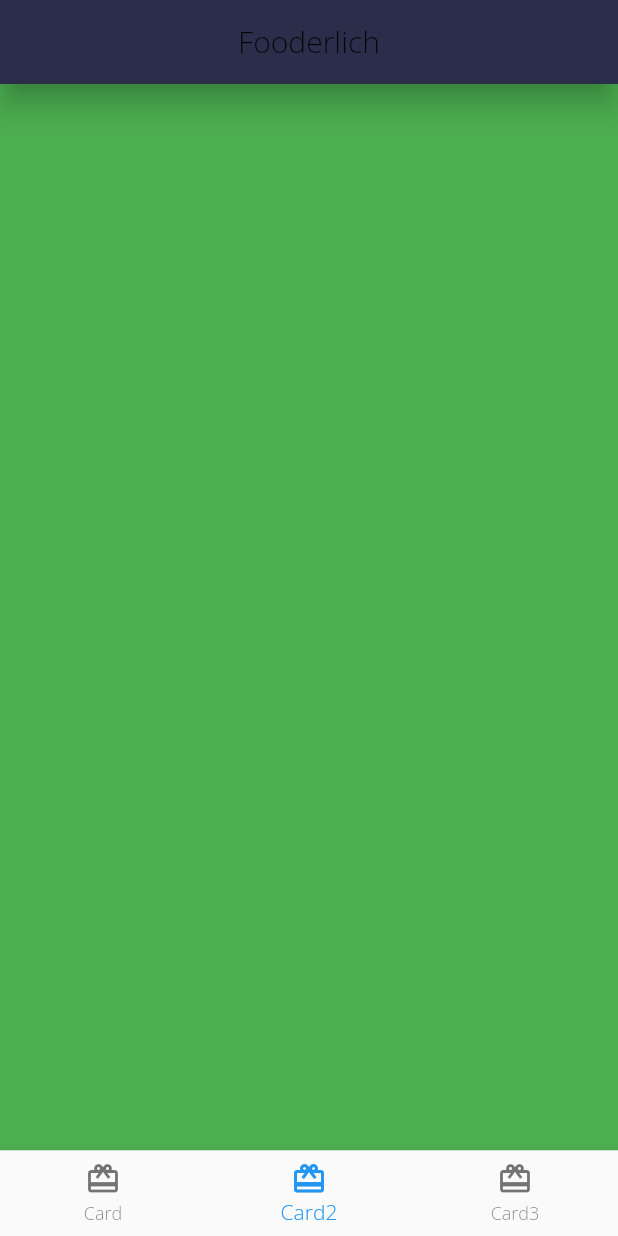
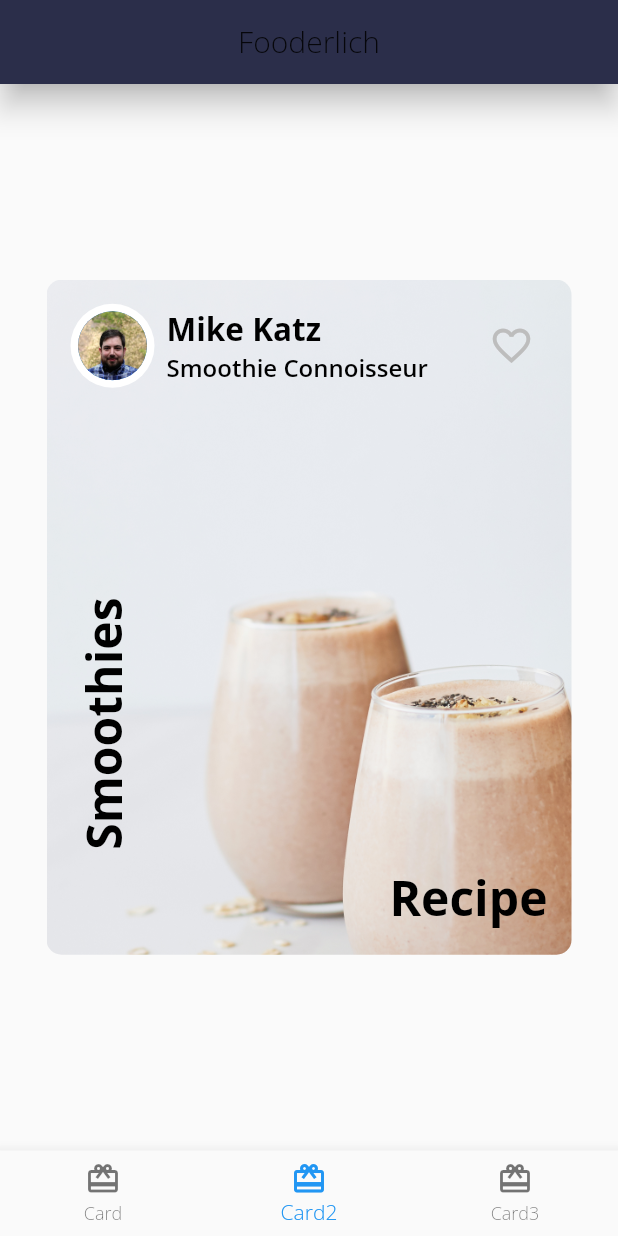
Before and after one commit to Aslmmon/flutter_mini_samples, a Flutter app: the Home screen opened directly, item 2 of the bottom bar chosen, on a phone screen of 412 x 824 dp. Run offline on Flutter 3.47's test engine with Material 2 defaults, Android fonts, the phone set to English and light mode, and no system bars; our stand-ins replace dots_indicator, flutter_svg, freezed_annotation, get, google_fonts, lottie; missing offline and left inert: flame.

Commit message:
added card2 custom layout show

```diff
--- /dev/null
+++ b/lib/fooderlich/AuthorCard.dart
@@ -0,0 +1,63 @@
+import 'package:flutter/material.dart';
+import 'fooderlich_theme.dart';
+import 'circle_image.dart';
+
+class AuthorCard extends StatelessWidget {
+  // 1
+  final String authorName;
+  final String title;
+  final ImageProvider? imageProvider;
+
+  const AuthorCard({
+    super.key,
+    required this.authorName,
+    required this.title,
+    this.imageProvider,
+  });
+
+  // 2
+  @override
+  Widget build(BuildContext context) {
+    return Container(
+        padding: const EdgeInsets.all(16),
+        child: Row(
+            mainAxisAlignment: MainAxisAlignment.spaceBetween,
+
+            children: [
+          // 1
+          Row(children: [
+            CircleImage(
+              imageProvider: imageProvider,
+              imageRadius: 28,
+            ),
+            // 2
+            const SizedBox(width: 8),
+            // 3
+            Column(
+              crossAxisAlignment: CrossAxisAlignment.start,
+              children: [
+                Text(
+                  authorName,
+                  style: FooderlichTheme.lightTextTheme.headline2,
+                ),
+                Text(
+                  title,
+                  style: FooderlichTheme.lightTextTheme.headline3,
+                )
+              ],
+            ),
+          ]),
+          IconButton(
+            // 4
+              icon: const Icon(Icons.favorite_border),
+              iconSize: 30,
+              color: Colors.grey[400],
+              // 5
+              onPressed: () {
+                const snackBar = SnackBar(content: Text('Favorite Pressed'));
+                ScaffoldMessenger.of(context).showSnackBar(snackBar);
+              }),
+
+        ]));
+  }
+}
--- a/lib/fooderlich/Home.dart
+++ b/lib/fooderlich/Home.dart
@@ -1,5 +1,6 @@
 import 'package:flutter/material.dart';
 import 'package:untitled/fooderlich/card1.dart';
+import 'package:untitled/fooderlich/card2.dart';
 
 // 1
 class Home extends StatefulWidget {
@@ -16,8 +17,7 @@ class HomeState extends State<Home> {
 // 8
   static List<Widget> pages = <Widget>[
     const Card1(),
-    // TODO: Replace with Card2
-    Container(color: Colors.green),
+    const Card2(),
     // TODO: Replace with Card3
     Container(color: Colors.blue)
   ];
--- /dev/null
+++ b/lib/fooderlich/card2.dart
@@ -0,0 +1,70 @@
+import 'package:flutter/material.dart';
+
+import 'AuthorCard.dart';
+import 'fooderlich_theme.dart';
+
+class Card2 extends StatelessWidget {
+  const Card2({super.key});
+  @override
+  Widget build(BuildContext context) {
+    return Center(
+      // 1
+      child: Container(
+        constraints: const BoxConstraints.expand(
+          width: 350,
+          height: 450,
+        ),
+        decoration: const BoxDecoration(
+          image: DecorationImage(
+            image: AssetImage('assets/mag5.png'),
+            fit: BoxFit.cover,
+          ),
+          borderRadius: BorderRadius.all(
+            Radius.circular(10.0),
+          ),
+        ),
+        // 2
+        child: Column(
+          children:  [
+            const AuthorCard(
+              authorName: 'Mike Katz',
+              title: 'Smoothie Connoisseur',
+              imageProvider: AssetImage('assets/author_katz.jpeg'),
+            ),
+            // 1
+            Expanded(
+              // 2
+              child: Stack(
+                children: [
+                  // 3
+                  Positioned(
+                    bottom: 16,
+                    right: 16,
+                    child: Text(
+                      'Recipe',
+                      style: FooderlichTheme.lightTextTheme.headline1,
+                    ),
+                  ),
+                  // 4
+                  Positioned(
+                    bottom: 70,
+                    left: 16,
+                    child: RotatedBox(
+                      quarterTurns: 3,
+                      child: Text(
+                        'Smoothies',
+                        style: FooderlichTheme.lightTextTheme.headline1,
+                      ),
+                    ),
+                  ),
+                ],
+              ),
+            ),
+
+          ],
+
+        ),
+      ),
+    );
+  }
+}
--- /dev/null
+++ b/lib/fooderlich/circle_image.dart
@@ -0,0 +1,28 @@
+import 'package:flutter/material.dart';
+
+class CircleImage extends StatelessWidget {
+  // 1
+  const CircleImage({
+    super.key,
+    this.imageProvider,
+    this.imageRadius = 20,
+  });
+
+  // 2
+  final double imageRadius;
+  final ImageProvider? imageProvider;
+
+  @override
+  Widget build(BuildContext context) {
+    // 3
+    return CircleAvatar(
+      backgroundColor: Colors.white,
+      radius: imageRadius,
+      // 4
+      child: CircleAvatar(
+        radius: imageRadius - 5,
+        backgroundImage: imageProvider,
+      ),
+    );
+  }
+}
```
